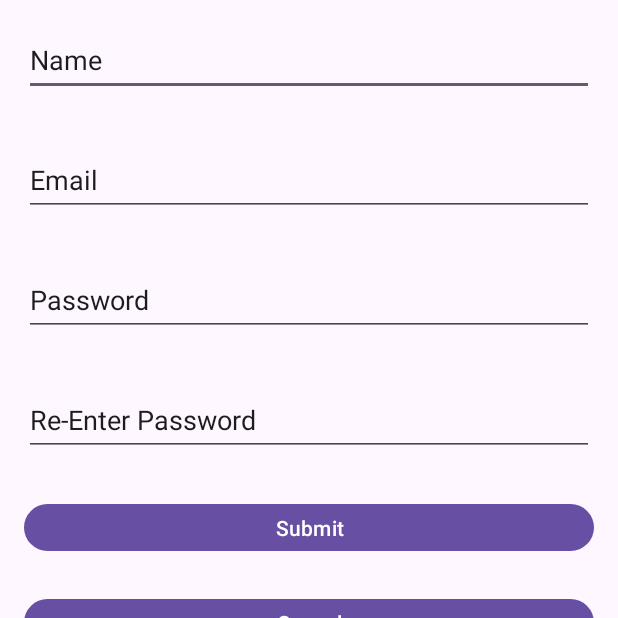
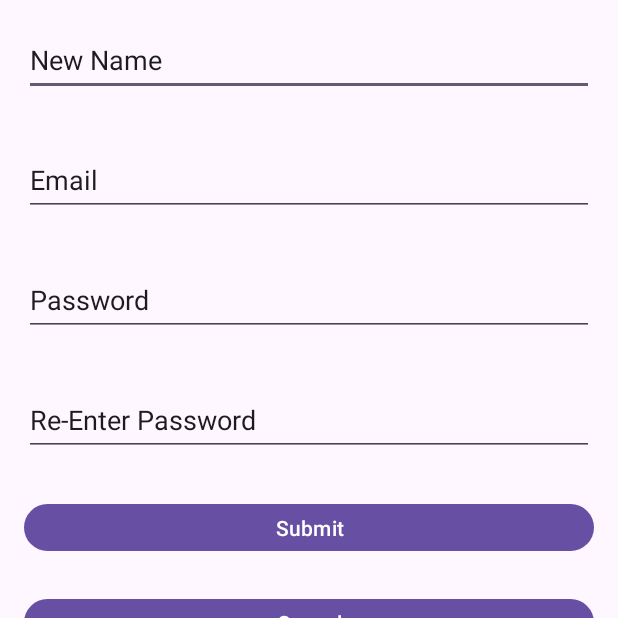
Before and after one commit to IT21823398/MADTutorial04, an Android app: the screen it shows after launch (MainActivity), on a phone screen of 412 x 824 dp, the top half of it. Run offline under Robolectric (Android 15) with nearby library versions, the phone set to English and light mode, and no system bars.

Commit message:
Changed Name

```diff
--- a/app/src/main/res/layout/activity_main.xml
+++ b/app/src/main/res/layout/activity_main.xml
@@ -17,7 +17,7 @@
         android:layout_marginBottom="16dp"
         android:ems="10"
         android:inputType="text"
-        android:text="Name" />
+        android:text="New Name" />
 
     <EditText
         android:id="@+id/edtPassword"
```
